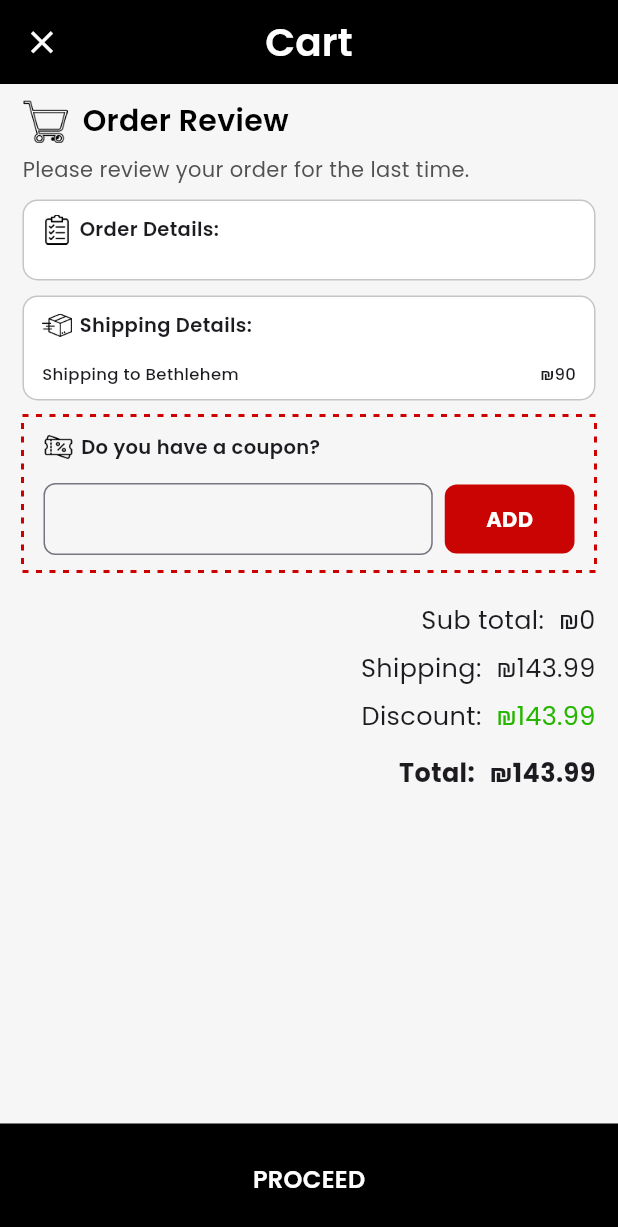
After one commit to MuhammadAliKust/BeautyArena, a Flutter app: the ReviewOrderSummaryView screen opened directly, on a phone screen of 412 x 824 dp. The commit adds this screen. Shown: the top 1227 px of the screen. Run offline on Flutter 3.47's test engine with Material 3 defaults, Android fonts, the phone set to English and light mode, and no system bars; drawn by our look-alikes of dotted_border; our stand-ins replace another_flushbar, awesome_notifications, badges, cached_network_image, carousel_slider, cloud_firestore and 18 more; missing offline and left inert: flutter_inappwebview, launch_review, new_version_plus, simple_barcode_scanner; accounts and stored records are empty; network calls fail.

Commit message:
Order Review Screen Done

```diff
--- a/lib/presentation/views/cart_screen/cart_view.dart
+++ b/lib/presentation/views/cart_screen/cart_view.dart
@@ -3,6 +3,7 @@ import 'package:flutter/material.dart';
 import 'package:provider/provider.dart';
 import '../../../application/cart_provider.dart';
 import '../../../application/user_provider.dart';
+import '../review_order/review_order_summary.dart';
 import '../shipping_address_edit_screen/shipping_address_edit_view.dart';
 import '../shipping_address_screen/shipping_address_view.dart';
 import 'layout/body.dart';
@@ -134,7 +135,7 @@ class CartView extends StatelessWidget {
                     Navigator.push(
                         context,
                         MaterialPageRoute(
-                            builder: (context) => ShippingAddressView()));
+                            builder: (context) => ReviewOrderSummaryView()));
                   },
                   child: Container(
                     height: 75,
--- /dev/null
+++ b/lib/presentation/views/review_order/review_order_summary.dart
@@ -0,0 +1,367 @@
+import 'package:dotted_border/dotted_border.dart';
+import 'package:flutter/material.dart';
+import 'package:provider/provider.dart';
+
+import '../../../application/cart_provider.dart';
+import '../shipping_address_screen/shipping_address_view.dart';
+
+class ReviewOrderSummaryView extends StatelessWidget {
+  const ReviewOrderSummaryView({super.key});
+
+  @override
+  Widget build(BuildContext context) {
+    var cart = Provider.of<CartProvider>(context);
+    return Scaffold(
+      backgroundColor: const Color(0xffF6F6F6),
+      appBar: AppBar(
+        elevation: 0,
+        backgroundColor: Colors.black,
+        centerTitle: true,
+        title: const Text(
+          'Cart',
+          style: TextStyle(
+              fontSize: 26, fontWeight: FontWeight.w600, color: Colors.white),
+        ),
+        leading: IconButton(
+          icon: const Icon(Icons.close, color: Colors.white, size: 25),
+          onPressed: () {
+            Navigator.pop(context);
+          },
+        ),
+      ),
+      bottomNavigationBar: Column(
+        mainAxisSize: MainAxisSize.min,
+        children: [
+          InkWell(
+            onTap: () {
+              Navigator.push(
+                  context,
+                  MaterialPageRoute(
+                      builder: (context) => ShippingAddressView()));
+            },
+            child: Container(
+              height: 75,
+              width: MediaQuery.of(context).size.width,
+              color: Colors.black,
+              child: const Center(
+                child: Text(
+                  'PROCEED',
+                  style: TextStyle(
+                      fontSize: 16,
+                      fontWeight: FontWeight.w600,
+                      color: Colors.white),
+                ),
+              ),
+            ),
+          ),
+        ],
+      ),
+      body: Padding(
+        padding: const EdgeInsets.symmetric(horizontal: 15),
+        child: Column(
+          crossAxisAlignment: CrossAxisAlignment.start,
+          children: [
+            SizedBox(
+              height: 10,
+            ),
+            Row(
+              mainAxisAlignment: MainAxisAlignment.spaceBetween,
+              children: [
+                Row(
+                  children: [
+                    Image.asset('assets/images/cart_outline.png',
+                        width: 30, height: 30),
+                    SizedBox(width: 10),
+                    Text(
+                      'Order Review',
+                      style: const TextStyle(
+                          fontSize: 20,
+                          fontWeight: FontWeight.w600,
+                          color: Colors.black),
+                    ),
+                  ],
+                ),
+              ],
+            ),
+            SizedBox(height: 7),
+            Text(
+              'Please review your order for the last time.',
+              style: const TextStyle(
+                  fontSize: 14,
+                  fontWeight: FontWeight.w400,
+                  color: Color(0xff515151)),
+            ),
+            SizedBox(height: 10),
+            Container(
+              decoration: BoxDecoration(
+                  borderRadius: BorderRadius.circular(10),
+                  color: Colors.white,
+                  border: Border.all(color: Color(0xffC5C5C5))),
+              child: Padding(
+                padding:
+                    const EdgeInsets.symmetric(horizontal: 12.0, vertical: 9),
+                child: Column(
+                  children: [
+                    Row(
+                      children: [
+                        Image.asset(
+                          'assets/images/copy.png',
+                          height: 20,
+                          width: 20,
+                        ),
+                        SizedBox(
+                          width: 5,
+                        ),
+                        Text(
+                          "Order Details:",
+                          style: TextStyle(
+                              fontSize: 13, fontWeight: FontWeight.w600),
+                        )
+                      ],
+                    ),
+                    SizedBox(
+                      height: 14,
+                    ),
+                    ...cart.cartItems
+                        .map((e) => Row(
+                              mainAxisAlignment: MainAxisAlignment.spaceBetween,
+                              children: [
+                                Text(
+                                  e.name.toString(),
+                                  style: TextStyle(
+                                      fontSize: 11,
+                                      fontWeight: FontWeight.w500),
+                                ),
+                                Row(
+                                  children: [
+                                    Text(
+                                      "x${e.quantity.toString()}",
+                                      style: TextStyle(
+                                          fontSize: 11,
+                                          fontWeight: FontWeight.w500),
+                                    ),
+                                    SizedBox(
+                                      width: 20,
+                                    ),
+                                    Text(
+                                      "₪${e.quantity * num.parse(e.price)}",
+                                      style: TextStyle(
+                                          fontSize: 11,
+                                          fontWeight: FontWeight.w500),
+                                    ),
+                                  ],
+                                )
+                              ],
+                            ))
+                        .toList()
+                  ],
+                ),
+              ),
+            ),
+            SizedBox(height: 10),
+            Container(
+              decoration: BoxDecoration(
+                  borderRadius: BorderRadius.circular(10),
+                  color: Colors.white,
+                  border: Border.all(color: Color(0xffC5C5C5))),
+              child: Padding(
+                padding:
+                    const EdgeInsets.symmetric(horizontal: 12.0, vertical: 9),
+                child: Column(
+                  children: [
+                    Row(
+                      children: [
+                        Image.asset(
+                          'assets/images/box.png',
+                          height: 20,
+                          width: 20,
+                        ),
+                        SizedBox(
+                          width: 5,
+                        ),
+                        Text(
+                          "Shipping Details:",
+                          style: TextStyle(
+                              fontSize: 13, fontWeight: FontWeight.w600),
+                        )
+                      ],
+                    ),
+                    SizedBox(
+                      height: 14,
+                    ),
+                    Row(
+                      mainAxisAlignment: MainAxisAlignment.spaceBetween,
+                      children: [
+                        Text(
+                          "Shipping to Bethlehem",
+                          style: TextStyle(
+                              fontSize: 11, fontWeight: FontWeight.w500),
+                        ),
+                        Text(
+                          "₪90",
+                          style: TextStyle(
+                              fontSize: 11, fontWeight: FontWeight.w500),
+                        ),
+                      ],
+                    ),
+                  ],
+                ),
+              ),
+            ),
+            SizedBox(height: 10),
+            DottedBorder(
+              color: Color(0xffCE0000),
+              dashPattern: [
+                4,
+                5,
+              ],
+              radius: const Radius.circular(20),
+              strokeWidth: 2,
+              child: Padding(
+                padding:
+                    const EdgeInsets.symmetric(horizontal: 12.0, vertical: 9),
+                child: Column(
+                  children: [
+                    Row(
+                      children: [
+                        Image.asset(
+                          'assets/images/coupon.png',
+                          height: 20,
+                          width: 20,
+                        ),
+                        SizedBox(
+                          width: 5,
+                        ),
+                        Text(
+                          "Do you have a coupon?",
+                          style: TextStyle(
+                              fontSize: 13, fontWeight: FontWeight.w600),
+                        )
+                      ],
+                    ),
+                    SizedBox(
+                      height: 14,
+                    ),
+                    Row(
+                      mainAxisAlignment: MainAxisAlignment.spaceBetween,
+                      children: [
+                        Expanded(
+                          flex: 3,
+                          child: TextField(
+                            decoration: InputDecoration(
+                                contentPadding: EdgeInsets.zero,
+                                border: OutlineInputBorder(
+                                    borderRadius: BorderRadius.circular(8),
+                                    borderSide:
+                                        BorderSide(color: Color(0xffC2C2C2)))),
+                          ),
+                        ),
+                        SizedBox(
+                          width: 8,
+                        ),
+                        Expanded(
+                          flex: 1,
+                          child: Container(
+                            decoration: BoxDecoration(
+                                color: Color(0xffCA0303),
+                                borderRadius: BorderRadius.circular(8)),
+                            child: Padding(
+                              padding: const EdgeInsets.symmetric(vertical: 13),
+                              child: Center(
+                                  child: Text(
+                                "ADD",
+                                style: TextStyle(
+                                    color: Colors.white,
+                                    fontWeight: FontWeight.bold),
+                              )),
+                            ),
+                          ),
+                        )
+                      ],
+                    ),
+                  ],
+                ),
+              ),
+            ),
+            SizedBox(
+              height: 20,
+            ),
+            Row(
+              mainAxisAlignment: MainAxisAlignment.end,
+              children: [
+                Text(
+                  "Sub total:",
+                  style: TextStyle(fontSize: 17),
+                ),
+                SizedBox(
+                  width: 10,
+                ),
+                Text(
+                  "₪${cart.getSubTotal()}",
+                  style: TextStyle(fontSize: 17),
+                ),
+              ],
+            ),
+            SizedBox(
+              height: 8,
+            ),
+            Row(
+              mainAxisAlignment: MainAxisAlignment.end,
+              children: [
+                Text(
+                  "Shipping:",
+                  style: TextStyle(fontSize: 17),
+                ),
+                SizedBox(
+                  width: 10,
+                ),
+                Text(
+                  "₪143.99",
+                  style: TextStyle(fontSize: 17),
+                ),
+              ],
+            ),
+            SizedBox(
+              height: 8,
+            ),
+            Row(
+              mainAxisAlignment: MainAxisAlignment.end,
+              children: [
+                Text(
+                  "Discount:",
+                  style: TextStyle(fontSize: 17),
+                ),
+                SizedBox(
+                  width: 10,
+                ),
+                Text(
+                  "₪143.99",
+                  style: TextStyle(fontSize: 17, color: Color(0xff25B700)),
+                ),
+              ],
+            ),
+            SizedBox(
+              height: 14,
+            ),
+            Row(
+              mainAxisAlignment: MainAxisAlignment.end,
+              children: [
+                Text(
+                  "Total:",
+                  style: TextStyle(fontSize: 17, fontWeight: FontWeight.bold),
+                ),
+                SizedBox(
+                  width: 10,
+                ),
+                Text(
+                  "₪143.99",
+                  style: TextStyle(fontSize: 17, fontWeight: FontWeight.bold),
+                ),
+              ],
+            ),
+          ],
+        ),
+      ),
+    );
+  }
+}
```
Also changed, not shown: assets/images/box.png (added), assets/images/cart_outline.png (added), assets/images/copy.png (added), assets/images/coupon.png (added).
